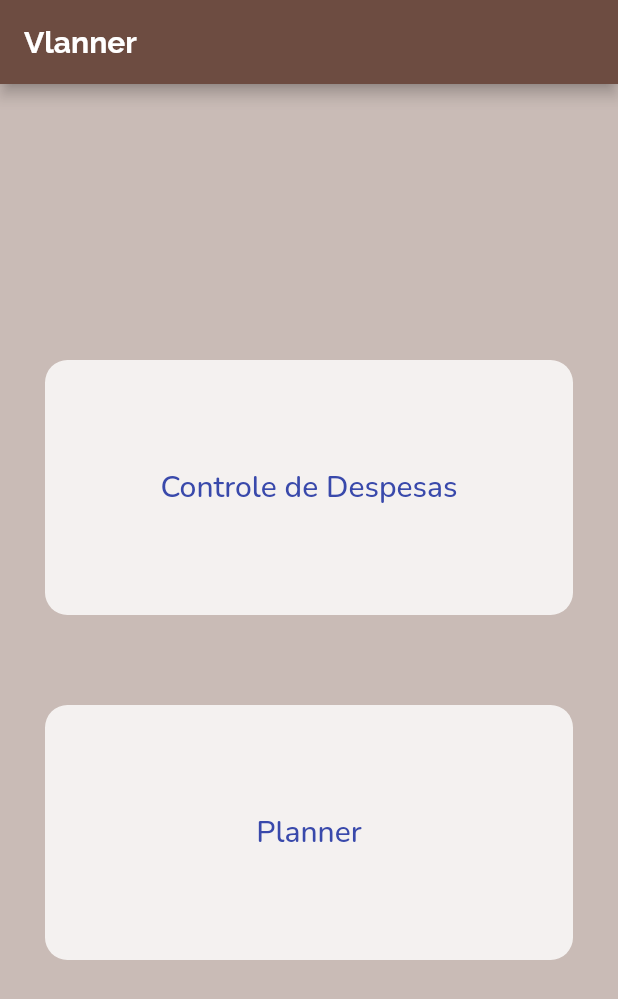
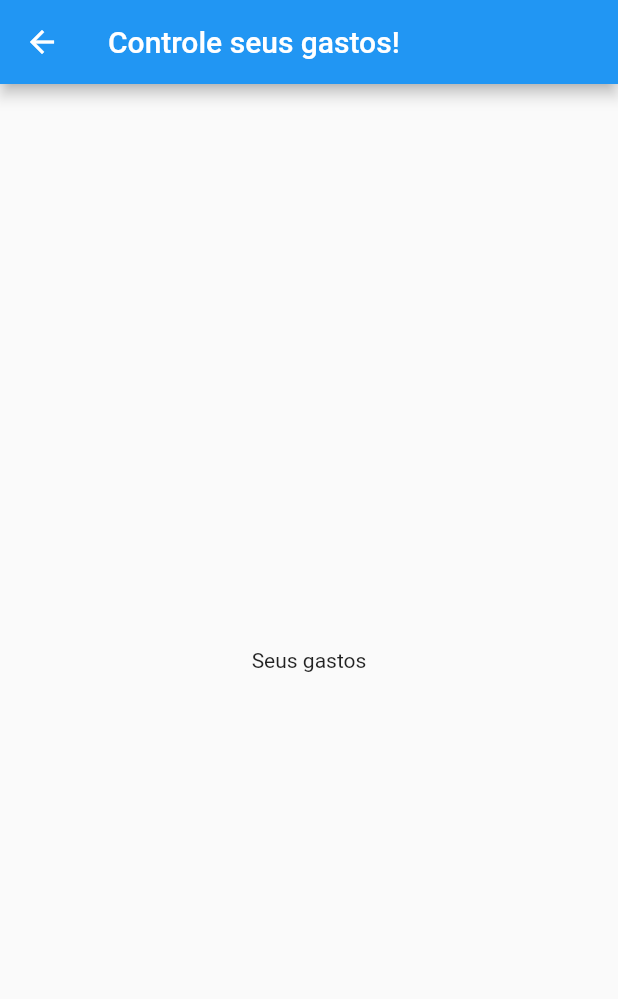
Before and after one commit to VitorL02/Vlanner, a Flutter app: the screen it shows after launch, after a tap on "Controle de Despesas", on a phone screen of 412 x 824 dp. Shown: the top 999 px of the screen. Run offline on Flutter 3.47's test engine with Material 2 defaults, Android fonts, the phone set to English and light mode, and no system bars.

Commit message:
Criação da tela Costs,e da rota nomeada pra mesma

```diff
--- a/lib/components/ScreensItem.dart
+++ b/lib/components/ScreensItem.dart
@@ -4,13 +4,19 @@ import '../models/screenInformationsClass.dart';
 
 class ScreensItem extends StatelessWidget {
   final ScreenInformation select;
+
   ScreensItem(this.select);
+
+  void _goScreen(BuildContext context) {
+    Navigator.of(context).pushNamed(
+      '/costs',
+      arguments: select,
+    );
+  }
 
   @override
   Widget build(BuildContext context) {
-    return InkWell(
-      splashColor: Colors.purple[400],
-      child: Container(
+    return Container(
       margin: EdgeInsets.all(30),
       height: 170,
       width: double.infinity,
@@ -18,13 +24,12 @@ class ScreensItem extends StatelessWidget {
           borderRadius: BorderRadius.circular(15),
           color: Colors.white.withOpacity(0.8)),
       child: FlatButton(
-          onPressed: () {},
+        onPressed: () => _goScreen(context),
         child: Text(
           select.title,
           style: Theme.of(context).textTheme.title,
         ),
       ),
-      ),
     );
   }
 }
--- a/lib/data/ScreensData.dart
+++ b/lib/data/ScreensData.dart
@@ -1,4 +1,5 @@
 import '../models/screenInformationsClass.dart';
+import 'package:flutter/material.dart';
 
 const ScreenData = const [
   ScreenInformation(
--- a/lib/main.dart
+++ b/lib/main.dart
@@ -1,6 +1,7 @@
 import 'package:flutter/material.dart';
 import 'screens/homeScreen.dart';
 import 'package:flutter/services.dart';
+import 'screens/CostsScreen.dart';
 
 main() => runApp(Vlanner());
 
@@ -26,6 +27,7 @@ class Vlanner extends StatelessWidget {
       ))),
       title: 'Vlanner Planeje e se Organize',
       home: ScreenHome(),
+      routes: {'/costs': (ctx) => CostsScreen()},
     );
   }
 }
--- /dev/null
+++ b/lib/screens/CostsScreen.dart
@@ -0,0 +1,19 @@
+import 'package:flutter/material.dart';
+import 'package:vlanner/models/screenInformationsClass.dart';
+import '../data/ScreensData.dart';
+
+class CostsScreen extends StatelessWidget {
+  @override
+  Widget build(BuildContext context) {
+    final select =
+        ModalRoute.of(context).settings.arguments as ScreenInformation;
+    return Scaffold(
+      appBar: AppBar(
+        title: Text('Controle seus gastos!'),
+      ),
+      body: Center(
+        child: Text('Seus gastos'),
+      ),
+    );
+  }
+}
```
Lines whose indentation alone changed are shown as unchanged.
